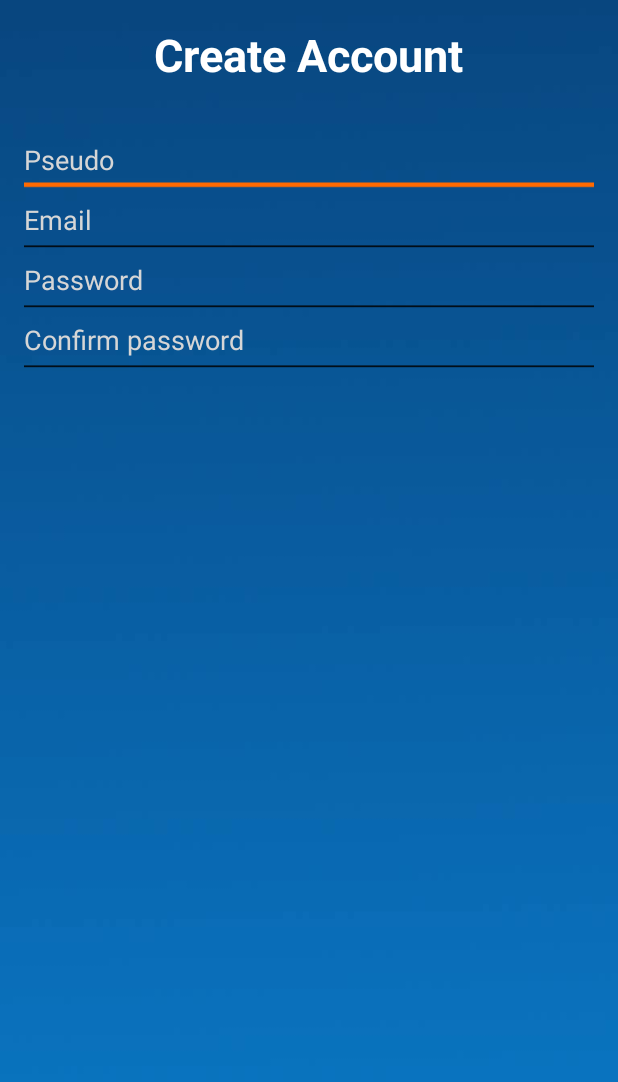
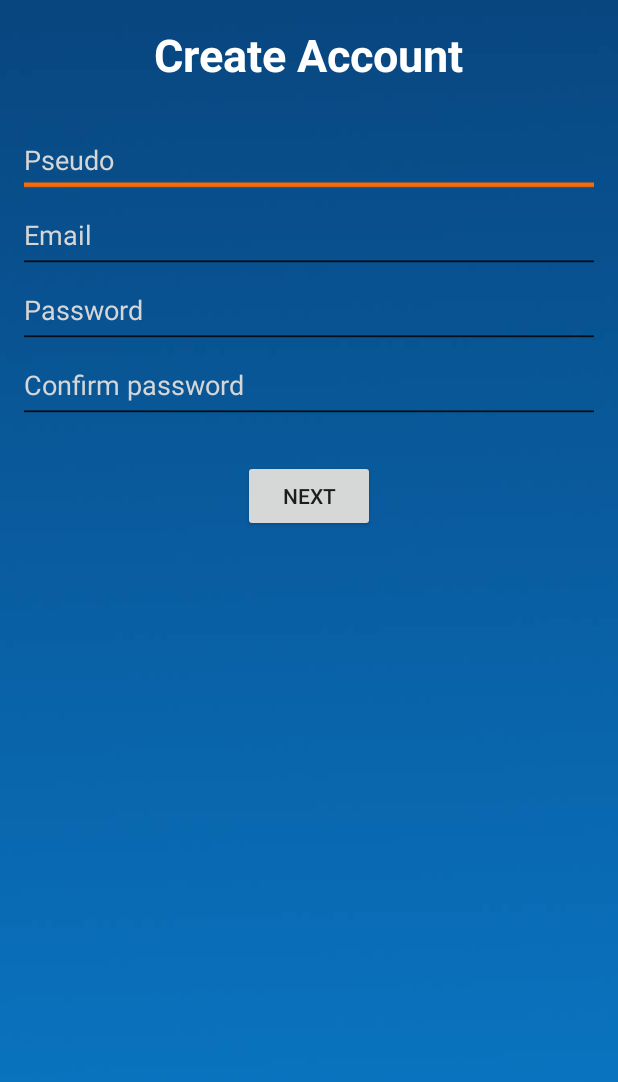
Before and after one commit to Juma94/BattleTap, an Android app: the CreateAccountActivity screen opened directly, with no data from a screen before it, on a phone screen of 412 x 824 dp. Shown: the top 1082 px of the screen. Run offline under Robolectric (Android 15) with nearby library versions, the phone set to English and light mode, and no system bars.

Commit message:
Finalize account

```diff
--- a/app/src/main/AndroidManifest.xml
+++ b/app/src/main/AndroidManifest.xml
@@ -57,8 +57,11 @@
             android:name=".SummaryBoardGameSoloActivity"
             android:theme="@style/AppTheme.NoActionBar" >
         </activity>
-        <activity android:name=".HostClientActivity"
+        <activity
+            android:name=".HostClientActivity"
             android:theme="@style/AppTheme.NoActionBar" >
+        </activity>
+        <activity android:name=".FinalizeCreateAccountActivity" >
         </activity>
     </application>
 
--- a/app/src/main/res/layout/activity_create_account.xml
+++ b/app/src/main/res/layout/activity_create_account.xml
@@ -49,7 +49,8 @@
                 android:layout_weight="0.00"
                 android:background="@drawable/edit_text_color"
                 android:textColorHint="#d6d6d6"
-                android:textColor="#ffffff"/>
+                android:textColor="#ffffff"
+                android:layout_marginBottom="10dp" />
 
             <EditText
                 android:layout_width="match_parent"
@@ -61,7 +62,8 @@
                 android:layout_weight="0.00"
                 android:background="@drawable/edit_text_color"
                 android:textColorHint="#d6d6d6"
-                android:textColor="#ffffff"/>
+                android:textColor="#ffffff"
+                android:layout_marginBottom="10dp" />
 
             <EditText
                 android:layout_width="match_parent"
@@ -74,7 +76,8 @@
                 android:layout_weight="0.00"
                 android:background="@drawable/edit_text_color"
                 android:textColorHint="#d6d6d6"
-                android:textColor="#ffffff"/>
+                android:textColor="#ffffff"
+                android:layout_marginBottom="10dp" />
 
             <EditText
                 android:layout_width="match_parent"
@@ -87,7 +90,15 @@
                 android:layout_weight="0.00"
                 android:background="@drawable/edit_text_color"
                 android:textColorHint="#d6d6d6"
-                android:textColor="#ffffff"/>
+                android:textColor="#ffffff"
+                android:layout_marginBottom="30dp" />
+
+            <Button
+                android:layout_width="wrap_content"
+                android:layout_height="wrap_content"
+                android:text="@string/activity_create_account_btnNext_text"
+                android:id="@+id/activity_create_account_btnNext_id"
+                android:layout_gravity="center_horizontal" />
 
         </LinearLayout>
 
--- a/app/src/main/res/values/strings.xml
+++ b/app/src/main/res/values/strings.xml
@@ -71,5 +71,6 @@
     <string name="dialog_number_sequence_title">Number max sequence</string>
     <string name="config_game_wait">Configuration game, please wait...</string>
     <string name="choose_max_number">Please choose a max number</string>
+    <string name="activity_create_account_btnNext_text">Next</string>
 
 </resources>
```
Also changed, not shown: app/src/main/java/com/julab/battletap/FinalizeCreateAccountActivity.java (added, +13 -0 lines), app/src/main/res/layout/activity_finalize_create_account.xml (added, +11 -0 lines), 4 other files.
